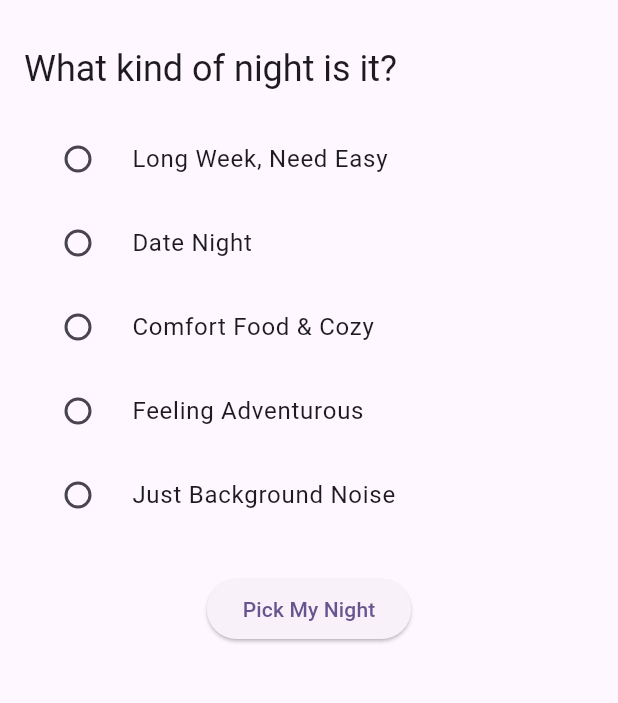
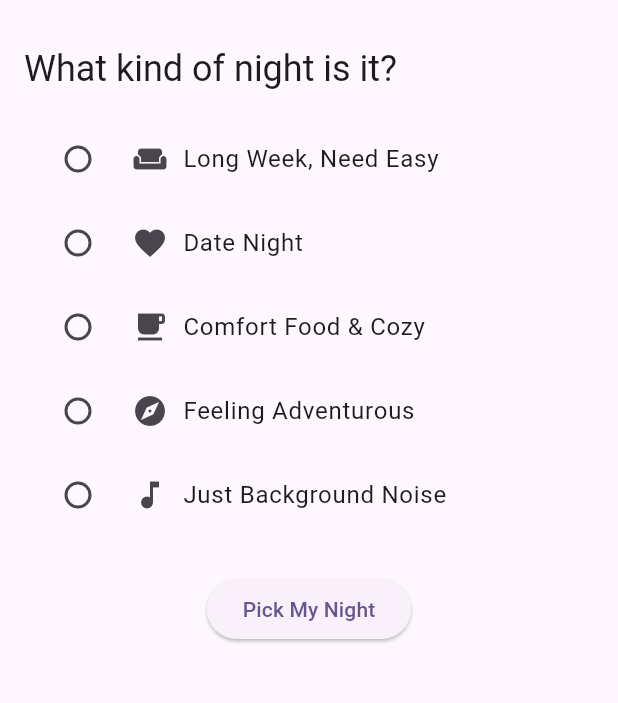
Before and after one commit to CharlesDdev/dinner_and_a_movie, a Flutter app: the screen it shows after launch, on a phone screen of 412 x 824 dp, the part 63-766 px from its top. Run offline on Flutter 3.47's test engine with Material 3 defaults, Android fonts, the light colour scheme and no system bars.

Commit message:
updated moods to show icons next to label

```diff
--- a/lib/main.dart
+++ b/lib/main.dart
@@ -31,34 +31,54 @@ class MyHomePage extends StatefulWidget {
 class _MyHomePageState extends State<MyHomePage> {
   String? selectedMood;
 
-  final List<String> moods = [
-    'Long Week, Need Easy',
-    'Date Night',
-    'Comfort Food & Cozy',
-    'Feeling Adventurous',
-    'Just Background Noise',
+  final List<Map<String, dynamic>> moods = [
+  {
+    'label': 'Long Week, Need Easy',
+    'icon': Icons.weekend,
+  },
+  {
+    'label': 'Date Night',
+    'icon': Icons.favorite,
+  },
+  {
+    'label': 'Comfort Food & Cozy',
+    'icon': Icons.local_cafe,
+  },
+  {
+    'label': 'Feeling Adventurous',
+    'icon': Icons.explore,
+  },
+  {
+    'label': 'Just Background Noise',
+    'icon': Icons.music_note,
+  },
 ];
 
-  final Map<String, Map<String, String>> suggestions = {
+  final Map<String, Map<String, dynamic>> suggestions = {
   'Long Week, Need Easy': {
     'movie': 'The Nice Guys',
     'meal': 'Frozen pizza and garlic knots',
+    'icon': Icons.weekend,
   },
   'Date Night': {
     'movie': 'La La Land',
     'meal': 'Steak with wine and chocolate lava cake',
+    'icon': Icons.favorite,
   },
   'Comfort Food & Cozy': {
     'movie': 'Julie & Julia',
     'meal': 'Mac & cheese with hot tea',
+    'icon': Icons.local_cafe,
   },
   'Feeling Adventurous': {
     'movie': 'Everything Everywhere All At Once',
     'meal': 'Korean BBQ bowls or sushi',
+    'icon': Icons.travel_explore,
   },
   'Just Background Noise': {
     'movie': 'The Office (random episode)',
     'meal': 'Leftovers and chips',
+    'icon': Icons.tv,
   },
 };
 
@@ -72,12 +92,12 @@ class _MyHomePageState extends State<MyHomePage> {
         builder: (context) => ResultScreen(
           movie: suggestion['movie']!,
           meal: suggestion['meal']!,
+          icon: suggestion['icon'], // include the icon!
         ),
       ),
     );
   }
 }
-
   @override
   Widget build(BuildContext context) {
     return Scaffold(
@@ -95,8 +115,14 @@ class _MyHomePageState extends State<MyHomePage> {
             ),
             const SizedBox(height: 16),
             ...moods.map((mood) => RadioListTile<String>(
-                  title: Text(mood),
-                  value: mood,
+  title: Row(
+    children: [
+      Icon(mood['icon']),
+      const SizedBox(width: 10),
+      Text(mood['label']),
+    ],
+  ),
+  value: mood['label'],
   groupValue: selectedMood,
   onChanged: (value) {
     setState(() {
@@ -122,8 +148,14 @@ class _MyHomePageState extends State<MyHomePage> {
 class ResultScreen extends StatelessWidget {
   final String movie;
   final String meal;
+  final IconData icon;
 
-  const ResultScreen({super.key, required this.movie, required this.meal});
+  const ResultScreen({
+    super.key,
+    required this.movie,
+    required this.meal,
+    required this.icon,
+  });
 
   @override
   Widget build(BuildContext context) {
@@ -131,21 +163,18 @@ class ResultScreen extends StatelessWidget {
       appBar: AppBar(
         title: const Text("Tonight’s Plan"),
       ),
-      body: Column(
-  mainAxisAlignment: MainAxisAlignment.center,
-  children: [
-    Center(
+      body: Center(
         child: Card(
           margin: const EdgeInsets.all(24),
           elevation: 6,
-        shape: RoundedRectangleBorder(
-          borderRadius: BorderRadius.circular(16),
-        ),
+          shape: RoundedRectangleBorder(borderRadius: BorderRadius.circular(16)),
           child: Padding(
             padding: const EdgeInsets.all(24.0),
             child: Column(
               mainAxisSize: MainAxisSize.min,
               children: [
+                Icon(icon, size: 64, color: Theme.of(context).colorScheme.primary),
+                const SizedBox(height: 16),
                 Text('Movie', style: Theme.of(context).textTheme.titleLarge),
                 const SizedBox(height: 8),
                 Text(movie, style: Theme.of(context).textTheme.bodyLarge),
@@ -153,11 +182,6 @@ class ResultScreen extends StatelessWidget {
                 Text('Meal', style: Theme.of(context).textTheme.titleLarge),
                 const SizedBox(height: 8),
                 Text(meal, style: Theme.of(context).textTheme.bodyLarge),
-            ],
-          ),
-        ),
-      ),
-    ),
                  const SizedBox(height: 20),
     TextButton(
       onPressed: () {
@@ -167,6 +191,9 @@ class ResultScreen extends StatelessWidget {
     ),
               ],
             ),
+          ),
+        ),
+      ),
     );
   }
 }
```
Lines whose indentation alone changed are shown as unchanged.
